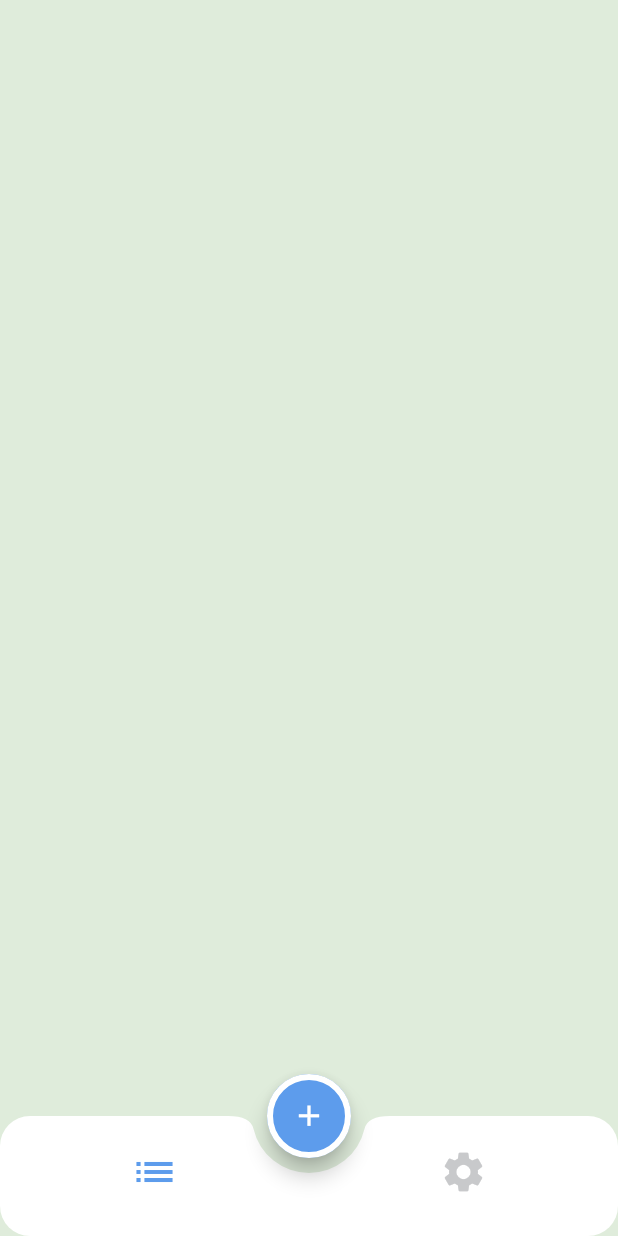
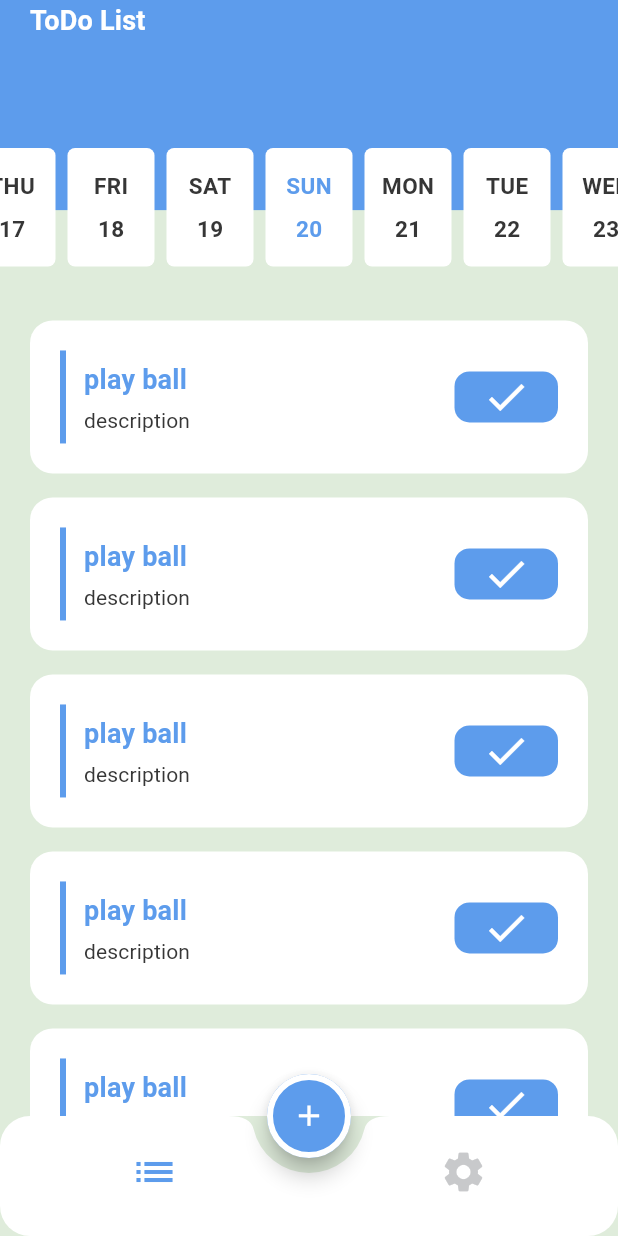
Before and after one commit to MawadaHamed/todo, a Flutter app: the screen it shows after launch, on a phone screen of 412 x 824 dp. Run offline on Flutter 3.47's test engine with Material 3 defaults, Android fonts, the light colour scheme and no system bars; drawn by our look-alikes of easy_date_timeline.

Commit message:
finish task tab ui

```diff
--- a/lib/app_theme.dart
+++ b/lib/app_theme.dart
@@ -31,6 +31,18 @@ class AppTheme{
           ),
         ),
   ),
+    textTheme: TextTheme(
+      titleMedium: TextStyle(
+        fontSize: 18,
+        fontWeight: FontWeight.bold,
+        color: black
+      ),
+      titleSmall: TextStyle(
+        fontSize: 14,
+        fontWeight: FontWeight.w400,
+        color: black
+      )
+    )
   );
   static ThemeData darkTheme = ThemeData();
 }
--- /dev/null
+++ b/lib/tabs/tasks/task_item.dart
@@ -0,0 +1,54 @@
+import 'package:flutter/material.dart';
+import 'package:untitled1/app_theme.dart';
+
+class TaskItem extends StatelessWidget {
+
+  @override
+  Widget build(BuildContext context) {
+    TextTheme textTheme = Theme.of(context).textTheme;
+    return Container(
+      margin: EdgeInsets.symmetric(vertical: 8,horizontal: 20),
+      padding: EdgeInsets.all(20),
+      decoration: BoxDecoration(
+        color: AppTheme.white,
+        borderRadius: BorderRadius.circular(15),
+      ),
+      child: Row(
+        children: [
+          Container(
+            height: 62,
+            width: 4,
+            margin:EdgeInsetsDirectional.only(end: 12) ,
+            color: AppTheme.primary,
+          ),
+          Column(
+            crossAxisAlignment: CrossAxisAlignment.start,
+            children: [
+              Text('play ball',
+              style: textTheme.titleMedium ?.copyWith(color: AppTheme.primary),
+              ),
+              SizedBox(height: 4,),
+              Text('description',
+                style: textTheme.titleSmall,
+              ),
+            ],
+          ),
+          Spacer(),
+          Container(
+            height: 34,
+            width: 69,
+            decoration: BoxDecoration(
+              color: AppTheme.primary,
+              borderRadius: BorderRadius.circular(10),
+            ),
+            child:
+            Icon(Icons.check,
+            color: AppTheme.white,
+              size: 32,
+            ),
+          )
+        ],
+      ),
+    );
+  }
+}
--- a/lib/tabs/tasks/tasks_tab.dart
+++ b/lib/tabs/tasks/tasks_tab.dart
@@ -1,13 +1,89 @@
+import 'package:easy_date_timeline/easy_date_timeline.dart';
 import 'package:flutter/material.dart';
+import 'package:untitled1/app_theme.dart';
+import 'package:untitled1/tabs/tasks/task_item.dart';
+
+
 
 class TaskTab extends StatelessWidget {
 
   @override
   Widget build(BuildContext context) {
-    return Center(
-      child: Text(
-        ''
-      ),
-    ) ;
+    double height = MediaQuery.sizeOf(context).height;
+    return Column(
+      children: [
+        Stack(
+          children: [
+            Container(
+              height: height * .17,
+              width: double.infinity,
+              color: AppTheme.primary,
+            ),
+            PositionedDirectional(
+              start: 20,
+              child: SafeArea(
+                child: Text(
+                  'ToDo List',
+                style: Theme.of(context).textTheme.titleMedium
+                  ?.copyWith(color: AppTheme.white),
+                ),
+              ),
+            ),
+            Padding(
+              padding: EdgeInsets.only(top: height * .11),
+              child: EasyInfiniteDateTimeLine(
+                firstDate:DateTime.now().subtract(Duration(days: 365)),
+                focusDate: DateTime.now(),
+                lastDate:DateTime.now().add(Duration(days: 365)),
+                showTimelineHeader: false,
+                dayProps: EasyDayProps(
+                  height: 79,
+                  width: 58,
+                  dayStructure: DayStructure.dayStrDayNum,
+                  activeDayStyle:DayStyle(
+                    decoration: BoxDecoration(
+                        color: AppTheme.white,
+                        borderRadius: BorderRadius.all(Radius.circular(5),)
+                    ),
+                    dayNumStyle: TextStyle(
+                      fontSize: 15,
+                      fontWeight: FontWeight.bold,
+                      color: AppTheme.primary,
+                    ),
+                    dayStrStyle: TextStyle(
+                      fontSize: 15,
+                      fontWeight: FontWeight.bold,
+                      color: AppTheme.primary,
+                    ),
+                  ) ,
+                  inactiveDayStyle:DayStyle(
+                    decoration: BoxDecoration(
+                        color: AppTheme.white,
+                        borderRadius: BorderRadius.all(Radius.circular(5),)
+                    ),
+                    dayNumStyle: TextStyle(
+                      fontSize: 15,
+                      fontWeight: FontWeight.bold,
+                      color: AppTheme.black,
+                    ),
+                    dayStrStyle: TextStyle(
+                      fontSize: 15,
+                      fontWeight: FontWeight.bold,
+                      color: AppTheme.black,
+                    ),
+                  ),
+                ),
+              ),
+            ),
+          ],
+        ),
+        Expanded(
+          child: ListView.builder(
+            padding: EdgeInsets.only(top: 20),
+            itemBuilder: (_,index) =>TaskItem(),
+          itemCount: 10,),
+        )
+      ],
+    );
   }
 }
--- a/pubspec.yaml
+++ b/pubspec.yaml
@@ -35,6 +35,7 @@ dependencies:
   # The following adds the Cupertino Icons font to your application.
   # Use with the CupertinoIcons class for iOS style icons.
   cupertino_icons: ^1.0.2
+  easy_date_timeline: ^1.1.3
 
 dev_dependencies:
   flutter_test:
```
Also changed, not shown: pubspec.lock.
